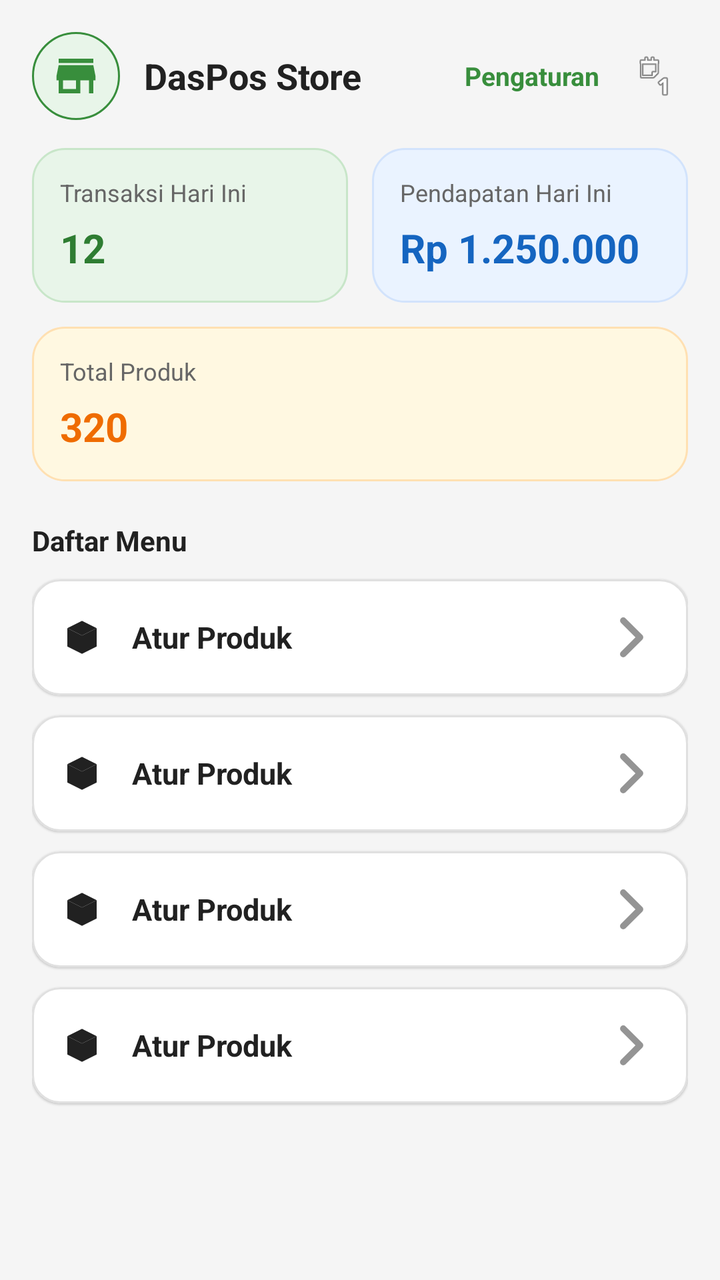
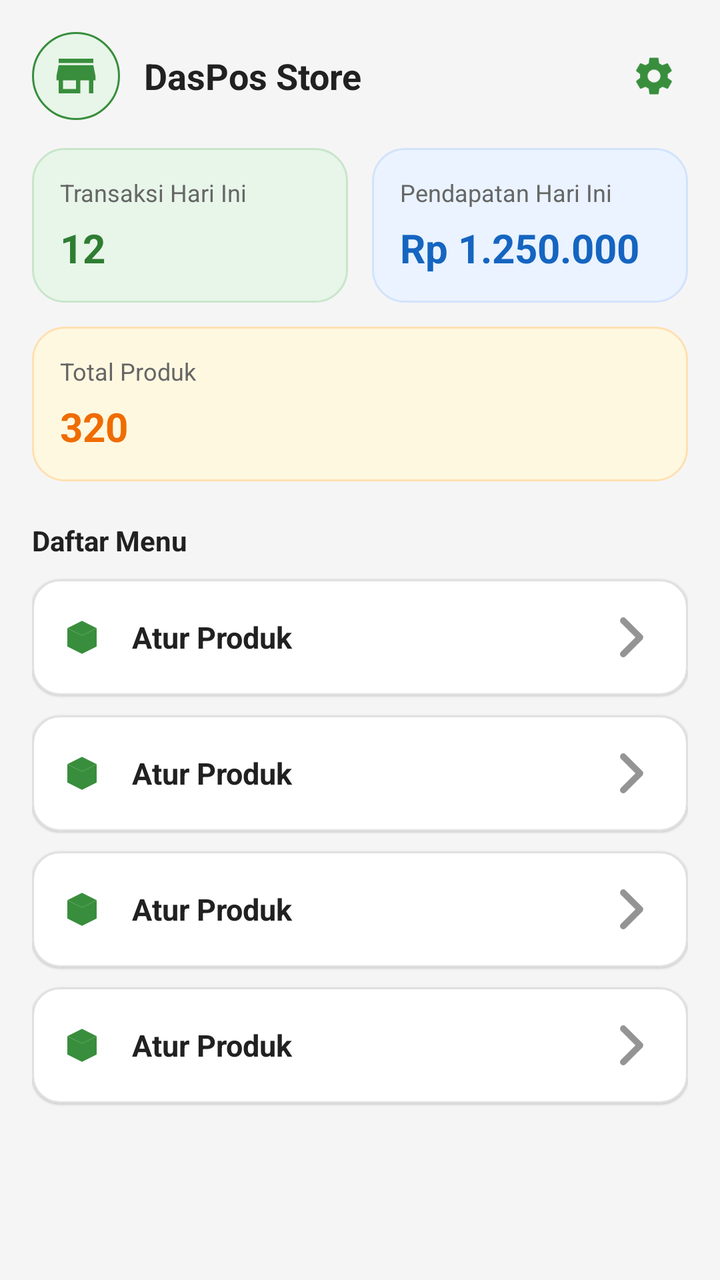

The first picture is an Android layout as it rendered before a commit; the second is the same layout after the commit. The layout source and the unified diff follow.
<!-- AndroidManifest.xml: application theme Theme.DasPos -->
<!-- res/layout/activity_home.xml -->
<?xml version="1.0" encoding="utf-8"?>
<ScrollView xmlns:android="http://schemas.android.com/apk/res/android"
    android:layout_width="match_parent"
    android:layout_height="match_parent"
    android:background="@color/warm_gray">

    <LinearLayout
        android:layout_width="match_parent"
        android:layout_height="wrap_content"
        android:orientation="vertical"
        android:padding="16dp">

        <LinearLayout
            android:layout_width="match_parent"
            android:layout_height="wrap_content"
            android:gravity="center_vertical"
            android:orientation="horizontal">

            <ImageView
                android:layout_width="44dp"
                android:layout_height="44dp"
                android:background="@drawable/bg_round_logo"
                android:padding="9dp"
                android:src="@drawable/ic_store" />

            <TextView
                android:id="@+id/tvStoreName"
                android:layout_width="0dp"
                android:layout_height="wrap_content"
                android:layout_marginStart="12dp"
                android:layout_weight="1"
                android:text="DasPos Store"
                android:textColor="@color/text_primary"
                android:textSize="18sp"
                android:textStyle="bold" />

            <TextView
                android:id="@+id/tvSettings"
                android:layout_width="wrap_content"
                android:layout_height="wrap_content"
                android:text="@string/settings"
                android:textColor="@color/primary_green"
                android:textSize="13sp"
                android:textStyle="bold" />

            <ImageView
                android:id="@+id/btnTheme"
                android:layout_width="34dp"
                android:layout_height="34dp"
                android:layout_marginStart="10dp"
                android:background="?attr/selectableItemBackgroundBorderless"
                android:padding="6dp"
                android:src="@android:drawable/ic_menu_day" />
        </LinearLayout>

        <LinearLayout
            android:layout_width="match_parent"
            android:layout_height="wrap_content"
            android:layout_marginTop="14dp"
            android:baselineAligned="false"
            android:orientation="horizontal">

            <LinearLayout
                android:layout_width="0dp"
                android:layout_height="wrap_content"
                android:layout_marginEnd="6dp"
                android:layout_weight="1"
                android:background="@drawable/bg_card_stat_green"
                android:orientation="vertical"
                android:padding="14dp">

                <TextView
                    android:layout_width="wrap_content"
                    android:layout_height="wrap_content"
                    android:text="@string/transactions_today"
                    android:textColor="@color/text_secondary"
                    android:textSize="12sp" />

                <TextView
                    android:id="@+id/tvStatTransactions"
                    android:layout_width="wrap_content"
                    android:layout_height="wrap_content"
                    android:layout_marginTop="6dp"
                    android:text="12"
                    android:textColor="@color/stat_green_text"
                    android:textSize="20sp"
                    android:textStyle="bold" />
            </LinearLayout>

            <LinearLayout
                android:layout_width="0dp"
                android:layout_height="wrap_content"
                android:layout_marginStart="6dp"
                android:layout_weight="1"
                android:background="@drawable/bg_card_stat_blue"
                android:orientation="vertical"
                android:padding="14dp">

                <TextView
                    android:layout_width="wrap_content"
                    android:layout_height="wrap_content"
                    android:text="@string/income_today"
                    android:textColor="@color/text_secondary"
                    android:textSize="12sp" />

                <TextView
                    android:id="@+id/tvStatIncome"
                    android:layout_width="wrap_content"
                    android:layout_height="wrap_content"
                    android:layout_marginTop="6dp"
                    android:text="Rp 1.250.000"
                    android:textColor="@color/stat_blue_text"
                    android:textSize="20sp"
                    android:textStyle="bold" />
            </LinearLayout>
        </LinearLayout>

        <LinearLayout
            android:layout_width="match_parent"
            android:layout_height="wrap_content"
            android:layout_marginTop="12dp"
            android:background="@drawable/bg_card_stat_amber"
            android:orientation="vertical"
            android:padding="14dp">

            <TextView
                android:layout_width="wrap_content"
                android:layout_height="wrap_content"
                android:text="@string/total_products"
                android:textColor="@color/text_secondary"
                android:textSize="12sp" />

            <TextView
                android:id="@+id/tvStatProducts"
                android:layout_width="wrap_content"
                android:layout_height="wrap_content"
                android:layout_marginTop="6dp"
                android:text="320"
                android:textColor="@color/stat_amber_text"
                android:textSize="20sp"
                android:textStyle="bold" />
        </LinearLayout>

        <TextView
            android:layout_width="wrap_content"
            android:layout_height="wrap_content"
            android:layout_marginTop="20dp"
            android:layout_marginBottom="10dp"
            android:text="@string/menu"
            android:textColor="@color/text_primary"
            android:textSize="14sp"
            android:textStyle="bold" />

        <include
            android:id="@+id/menuProduct"
            layout="@layout/item_menu" />

        <include
            android:id="@+id/menuTransaction"
            layout="@layout/item_menu" />

        <include
            android:id="@+id/menuReport"
            layout="@layout/item_menu" />

        <include
            android:id="@+id/menuBackup"
            layout="@layout/item_menu" />

    </LinearLayout>
</ScrollView>
<!-- res/layout/item_menu.xml (included above) -->
<?xml version="1.0" encoding="utf-8"?>
<com.google.android.material.card.MaterialCardView xmlns:android="http://schemas.android.com/apk/res/android"
    xmlns:app="http://schemas.android.com/apk/res-auto"
    android:layout_width="match_parent"
    android:layout_height="wrap_content"
    android:layout_marginBottom="10dp"
    app:cardCornerRadius="14dp"
    app:cardElevation="0.5dp"
    app:strokeColor="@color/divider"
    app:strokeWidth="1dp">

    <LinearLayout
        android:layout_width="match_parent"
        android:layout_height="wrap_content"
        android:gravity="center_vertical"
        android:minHeight="58dp"
        android:orientation="horizontal"
        android:paddingStart="14dp"
        android:paddingTop="12dp"
        android:paddingEnd="14dp"
        android:paddingBottom="12dp">

        <ImageView
            android:id="@+id/imgMenu"
            android:layout_width="22dp"
            android:layout_height="22dp"
            android:contentDescription="@null"
            android:src="@drawable/ic_menu_product"
            app:tint="@color/text_primary" />

        <TextView
            android:id="@+id/tvTitle"
            android:layout_width="0dp"
            android:layout_height="wrap_content"
            android:layout_marginStart="14dp"
            android:layout_weight="1"
            android:text="@string/manage_products"
            android:textColor="@color/text_primary"
            android:textSize="15sp"
            android:textStyle="bold" />

        <ImageView
            android:layout_width="20dp"
            android:layout_height="20dp"
            android:alpha="0.7"
            android:contentDescription="@null"
            android:src="@drawable/ic_pk"
            app:tint="@color/text_secondary" />
    </LinearLayout>
</com.google.android.material.card.MaterialCardView>
<!-- resources referenced by this layout -->
<resources>
  <color name="divider">#E0E0E0</color>
  <color name="primary_green">#388E3C</color>
  <color name="stat_amber_text">#EF6C00</color>
  <color name="stat_blue_text">#1565C0</color>
  <color name="stat_green_text">#2E7D32</color>
  <color name="text_primary">#212121</color>
  <color name="text_secondary">#666666</color>
  <color name="warm_gray">#F5F5F5</color>
  <!-- drawable bg_card_stat_amber (drawable) -->
  <shape xmlns:android="http://schemas.android.com/apk/res/android">
      <solid android:color="#FFF8E1" />
      <corners android:radius="16dp" />
      <padding android:left="14dp" android:top="14dp" android:right="14dp" android:bottom="14dp" />
      <stroke android:width="1dp" android:color="#FFE0B2" />
  </shape>
  <!-- drawable bg_card_stat_blue (drawable) -->
  <shape xmlns:android="http://schemas.android.com/apk/res/android">
      <solid android:color="#EAF3FF" />
      <corners android:radius="16dp" />
      <padding android:left="14dp" android:top="14dp" android:right="14dp" android:bottom="14dp" />
      <stroke android:width="1dp" android:color="#D2E3FC" />
  </shape>
  <!-- drawable bg_card_stat_green (drawable) -->
  <shape xmlns:android="http://schemas.android.com/apk/res/android">
      <solid android:color="#E8F5E9" />
      <corners android:radius="16dp" />
      <padding android:left="14dp" android:top="14dp" android:right="14dp" android:bottom="14dp" />
      <stroke android:width="1dp" android:color="#C8E6C9" />
  </shape>
  <!-- drawable bg_round_logo (drawable) -->
  <?xml version="1.0" encoding="utf-8"?>
  <shape xmlns:android="http://schemas.android.com/apk/res/android">
      <solid android:color="#E8F5E9" />
      <corners android:radius="100dp" />
      <stroke android:width="1dp" android:color="@color/primary_green" />
  </shape>
  <string name="income_today">Pendapatan Hari Ini</string>
  <string name="manage_products">Atur Produk</string>
  <string name="menu">Daftar Menu</string>
  <string name="settings">Pengaturan</string>
  <string name="total_products">Total Produk</string>
  <string name="transactions_today">Transaksi Hari Ini</string>
  <style name="Theme.DasPos" parent="Theme.MaterialComponents.Light.NoActionBar">
          <item name="colorPrimary">@color/primary_green</item>
          <item name="colorPrimaryVariant">@color/primary_green_dark</item>
          <item name="colorOnPrimary">@color/surface_white</item>
          <item name="colorSurface">@color/surface_white</item>
          <item name="android:statusBarColor">@color/primary_green_dark</item>
      </style>
  <color name="primary_green_dark">#2E7D32</color>
  <color name="surface_white">#FFFFFF</color>
  <!-- unchanged entries left out for length: 3 -->
</resources>

<!-- the commit's change to res/layout/activity_home.xml (unified diff, before → after) -->
@@ -34,23 +34,14 @@
                 android:textSize="18sp"
                 android:textStyle="bold" />
 
-            <TextView
-                android:id="@+id/tvSettings"
-                android:layout_width="wrap_content"
-                android:layout_height="wrap_content"
-                android:text="@string/settings"
-                android:textColor="@color/primary_green"
-                android:textSize="13sp"
-                android:textStyle="bold" />
-
             <ImageView
-                android:id="@+id/btnTheme"
+                android:id="@+id/btnSettings"
                 android:layout_width="34dp"
                 android:layout_height="34dp"
                 android:layout_marginStart="10dp"
                 android:background="?attr/selectableItemBackgroundBorderless"
                 android:padding="6dp"
-                android:src="@android:drawable/ic_menu_day" />
+                android:src="@drawable/ic_setting" />
         </LinearLayout>
 
         <LinearLayout
@@ -198,7 +189,7 @@
             android:layout_height="22dp"
             android:contentDescription="@null"
             android:src="@drawable/ic_menu_product"
-            app:tint="@color/text_primary" />
+            app:tint="@color/primary_green" />
 
         <TextView
             android:id="@+id/tvTitle"
<!-- resource entries referenced after the edit -->
@@ -36,10 +36,21 @@
       <corners android:radius="100dp" />
       <stroke android:width="1dp" android:color="@color/primary_green" />
   </shape>
+  <!-- drawable ic_setting (drawable) -->
+  <?xml version="1.0" encoding="utf-8"?>
+  
+  <vector xmlns:android="http://schemas.android.com/apk/res/android"
+      android:width="24dp"
+      android:height="24dp"
+      android:viewportWidth="24.0"
+      android:viewportHeight="24.0">
+      <path
+          android:fillColor="@color/primary_green"
+          android:pathData="M19.4 13c0-0.3 0.1-0.7 0.1-1s0-0.7-0.1-1l2.1-1.6c0.2-0.2 0.2-0.4 0.1-0.6l-2-3.5c-0.1-0.2-0.4-0.3-0.6-0.2l-2.5 1c-0.5-0.4-1.1-0.7-1.7-1l-0.4-2.7C14.5 2.2 14.3 2 14 2h-4c-0.3 0-0.5 0.2-0.5 0.4l-0.4 2.7c-0.6 0.3-1.2 0.6-1.7 1l-2.5-1c-0.2-0.1-0.5 0-0.6 0.2l-2 3.5c-0.1 0.2-0.1 0.5 0.1 0.6l2.1 1.6c0 0.3-0.1 0.7-0.1 1s0 0.7 0.1 1l-2.1 1.6c-0.2 0.2-0.2 0.4-0.1 0.6l2 3.5c0.1 0.2 0.4 0.3 0.6 0.2l2.5-1c0.5 0.4 1.1 0.7 1.7 1l0.4 2.7c0 0.2 0.2 0.4 0.5 0.4h4c0.3 0 0.5-0.2 0.5-0.4l0.4-2.7c0.6-0.3 1.2-0.6 1.7-1l2.5 1c0.2 0.1 0.5 0 0.6-0.2l2-3.5c0.1-0.2 0.1-0.5-0.1-0.6L19.4 13zM12 15.5c-1.9 0-3.5-1.6-3.5-3.5s1.6-3.5 3.5-3.5 3.5 1.6 3.5 3.5-1.6 3.5-3.5 3.5z"/>
+  </vector>
   <string name="income_today">Pendapatan Hari Ini</string>
   <string name="manage_products">Atur Produk</string>
   <string name="menu">Daftar Menu</string>
-  <string name="settings">Pengaturan</string>
   <string name="total_products">Total Produk</string>
   <string name="transactions_today">Transaksi Hari Ini</string>
   <style name="Theme.DasPos" parent="Theme.MaterialComponents.Light.NoActionBar">
